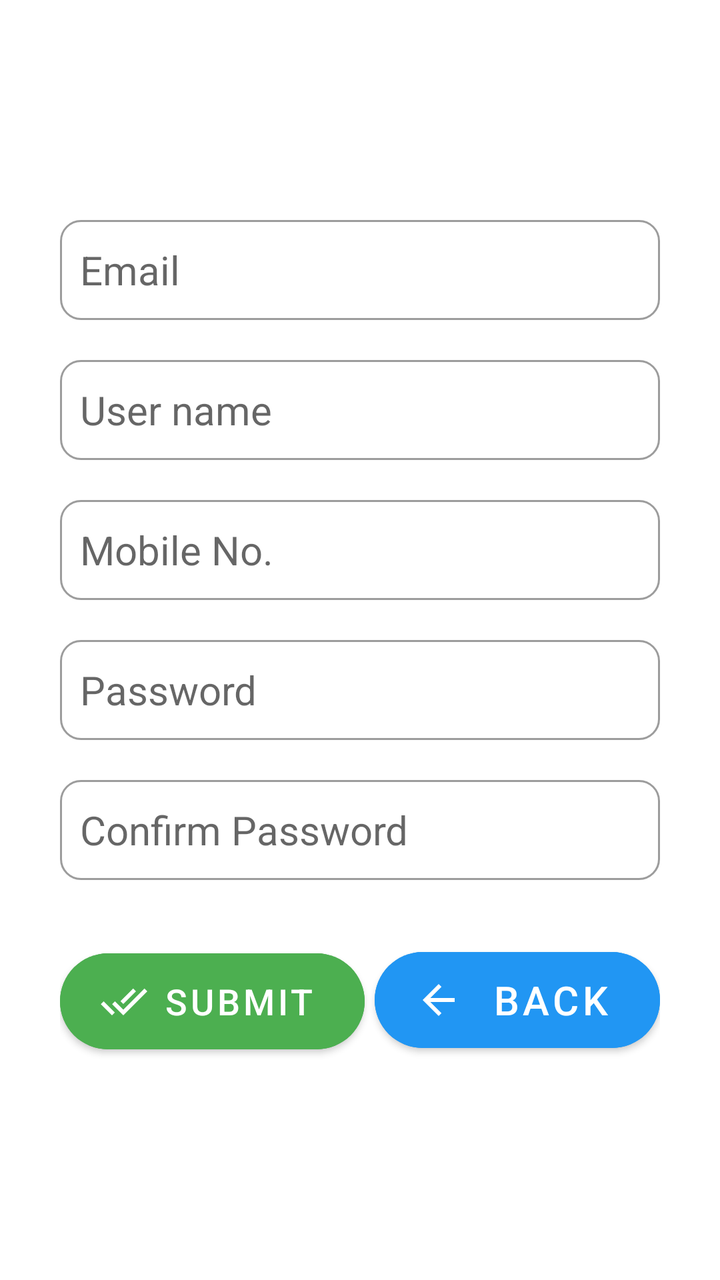
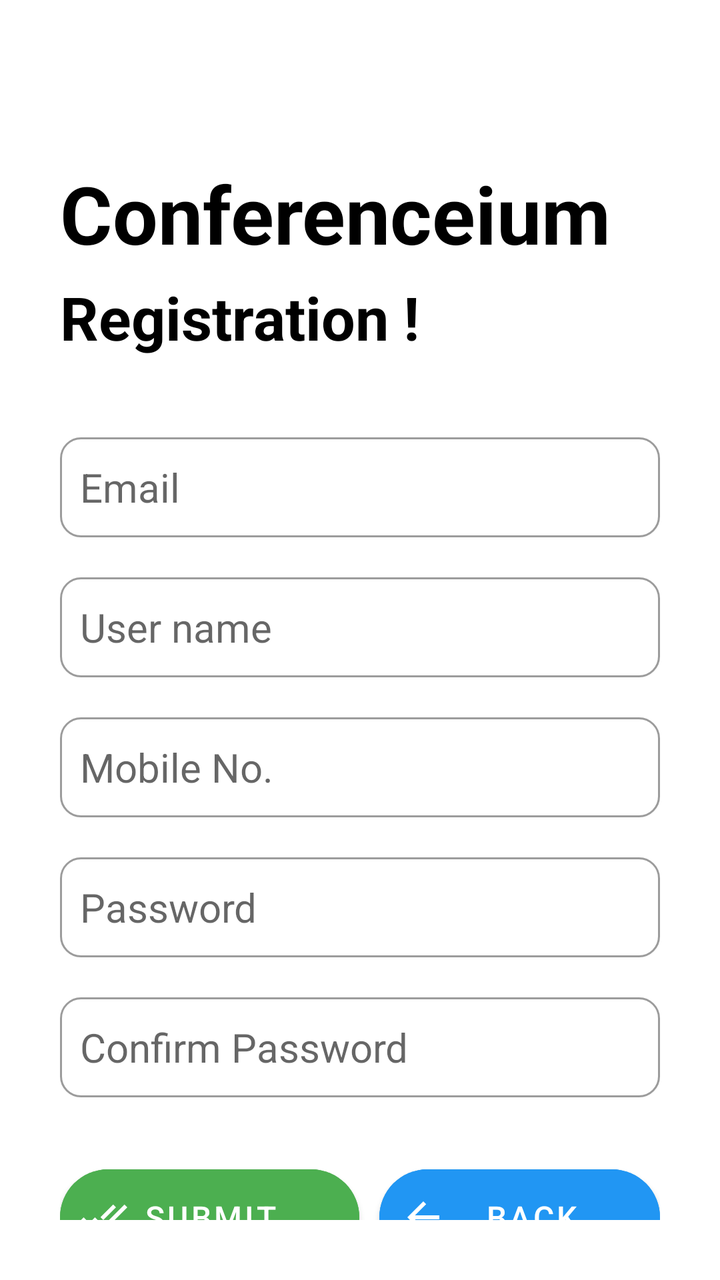

Compare the two renders of this Android layout. The source of the first and the diff that turns it into the second are given below.
<!-- AndroidManifest.xml: application theme Theme.Conferenceium -->
<!-- res/layout/activity_signup.xml -->
<?xml version="1.0" encoding="utf-8"?>
<LinearLayout
    xmlns:android="http://schemas.android.com/apk/res/android"
    xmlns:app="http://schemas.android.com/apk/res-auto"
    xmlns:tools="http://schemas.android.com/tools"
    android:layout_width="match_parent"
    android:layout_height="match_parent"
    android:padding="30dp"
    android:orientation="vertical"
    android:layout_alignParentStart="true"
    android:layout_alignParentLeft="false"
    tools:context=".SignupActivity">

    <com.google.android.material.textfield.TextInputEditText
        android:id="@+id/signup_email_edt"
        android:layout_width="match_parent"
        android:layout_height="50dp"
        android:hint="Email"
        android:layout_marginTop="80dp"
        android:textSize="20sp"
        android:inputType="textEmailAddress"
        android:background="@drawable/text_box_style"

        />
    <com.google.android.material.textfield.TextInputEditText
        android:layout_width="match_parent"
        android:layout_height="50dp"
        android:id="@+id/signup_userName"
        android:hint="User name"
        android:layout_marginTop="20dp"
        android:textSize="20sp"
        android:inputType="textPersonName"
        android:maxLines="1"
        android:background="@drawable/text_box_style"
        />
    <com.google.android.material.textfield.TextInputEditText
        android:layout_width="match_parent"
        android:layout_height="50dp"
        android:id="@+id/signup_mobileno"
        android:hint="Mobile No."
        android:layout_marginTop="20dp"
        android:textSize="20sp"
        android:inputType="phone"
        android:maxLines="1"
        android:background="@drawable/text_box_style"
        />
    <com.google.android.material.textfield.TextInputEditText
        android:layout_width="match_parent"
        android:layout_height="50dp"
        android:id="@+id/signup_password_edt"
        android:hint="Password"
        android:layout_marginTop="20dp"
        android:textSize="20sp"
        android:inputType="textPassword"
        app:endIconMode="password_toggle"
        android:maxLines="1"
        app:passwordToggleEnabled="true"
        android:background="@drawable/text_box_style"
        />
    <com.google.android.material.textfield.TextInputEditText
        android:layout_width="match_parent"
        android:layout_height="50dp"
        android:id="@+id/signup_confirm_password_edt"
        android:hint="Confirm Password"
        android:layout_marginTop="20dp"
        android:textSize="20sp"
        android:inputType="textPassword"
        app:endIconMode="password_toggle"
        android:maxLines="1"
        app:passwordToggleEnabled="true"
        android:background="@drawable/text_box_style"
        />
    <LinearLayout
        android:layout_width="match_parent"
        android:layout_height="wrap_content"
        android:layout_gravity="center"
        android:gravity="center"
        android:layout_alignParentStart="true"
        android:layout_alignParentLeft="false"
        android:orientation="horizontal">


    </LinearLayout>
    <LinearLayout
        android:layout_width="match_parent"
        android:layout_height="wrap_content"
        android:layout_gravity="center"
        android:layout_alignParentStart="true"
        android:layout_alignParentLeft="false"
        android:orientation="horizontal">
        <com.google.android.material.button.MaterialButton
            android:id="@+id/signup_submit_btn"
            android:layout_width="wrap_content"
            android:layout_height="60dp"
            android:layout_marginTop="30dp"
            android:layout_marginBottom="20dp"
            android:backgroundTint="#4CAF50"
            android:layout_weight="1"
            android:gravity="start|center"
            android:paddingLeft="20dp"
            android:text="Submit"
            android:textSize="18sp"
            android:textColor="#fff"
            app:cornerRadius="50dp"
            app:icon="@drawable/ic_baseline_done_all_24" />

        <com.google.android.material.button.MaterialButton
            android:id="@+id/signup_back"
            android:layout_width="wrap_content"
            android:layout_height="60dp"
            android:layout_marginLeft="5dp"
            android:layout_marginTop="30dp"
            android:layout_weight="1"
            android:backgroundTint="#2196F3"
            android:gravity="start|center"
            android:paddingLeft="20dp"
            android:text=" Back"
            android:textColor="#fff"
            android:textSize="20dp"
            app:cornerRadius="50dp"
            app:icon="@drawable/ic_baseline_arrow_back_24" />
    </LinearLayout>
</LinearLayout>
<!-- resources referenced by this layout -->
<resources>
  <!-- drawable ic_baseline_arrow_back_24 (drawable) -->
  <vector android:height="24dp" android:tint="#FFFFFF"
      android:viewportHeight="24" android:viewportWidth="24"
      android:width="24dp" xmlns:android="http://schemas.android.com/apk/res/android">
      <path android:fillColor="@android:color/white" android:pathData="M20,11H7.83l5.59,-5.59L12,4l-8,8 8,8 1.41,-1.41L7.83,13H20v-2z"/>
  </vector>
  <!-- drawable ic_baseline_done_all_24 (drawable) -->
  <vector android:height="24dp" android:tint="#FFFFFF"
      android:viewportHeight="24" android:viewportWidth="24"
      android:width="24dp" xmlns:android="http://schemas.android.com/apk/res/android">
      <path android:fillColor="@android:color/white" android:pathData="M18,7l-1.41,-1.41 -6.34,6.34 1.41,1.41L18,7zM22.24,5.59L11.66,16.17 7.48,12l-1.41,1.41L11.66,19l12,-12 -1.42,-1.41zM0.41,13.41L6,19l1.41,-1.41L1.83,12 0.41,13.41z"/>
  </vector>
  <!-- drawable text_box_style (drawable) -->
  <?xml version="1.0" encoding="utf-8"?>
  <shape xmlns:android="http://schemas.android.com/apk/res/android">
      <stroke
          android:width="1dp"
          android:color="#9c9c9c" />
      <padding
          android:bottom="10dp"
          android:left="10dp"
          android:right="10dp"
          android:top="10dp" />
      <corners
          android:radius="10dp"
          />
  
  
  </shape>
  <style name="Theme.Conferenceium" parent="Theme.MaterialComponents.DayNight.DarkActionBar">
          <item name="android:buttonStyle">@drawable/login_btn_style</item>
          <item name="android:buttonStyle" tools:ignore="DuplicateDefinition">@drawable/signup_btn_style</item>
          
          <item name="colorPrimary">@color/purple_500</item>
          <item name="colorPrimaryVariant">@color/purple_700</item>
          <item name="colorOnPrimary">@color/white</item>
          
          <item name="colorSecondary">@color/teal_200</item>
          <item name="colorSecondaryVariant">@color/teal_700</item>
          <item name="colorOnSecondary">@color/black</item>
          
          <item name="android:statusBarColor" tools:targetApi="l">?attr/colorPrimaryVariant</item>
          
      </style>
  <!-- drawable login_btn_style (drawable) -->
  <?xml version="1.0" encoding="utf-8"?>
  <shape xmlns:android="http://schemas.android.com/apk/res/android">
  <solid android:color="#4CAF50"/>
      <corners
          android:radius="30dp"/>
  
  </shape>
  <!-- drawable signup_btn_style (drawable) -->
  <?xml version="1.0" encoding="utf-8"?>
  <shape xmlns:android="http://schemas.android.com/apk/res/android">
      <solid android:color="#03A9F4"/>
      <corners
          android:radius="30dp"/>
  
  </shape>
  <color name="purple_500">#FF6200EE</color>
  <color name="purple_700">#FF3700B3</color>
  <color name="white">#FFFFFFFF</color>
  <color name="teal_200">#FF03DAC5</color>
  <color name="teal_700">#FF018786</color>
  <color name="black">#FF000000</color>
</resources>

<!-- the commit's change to res/layout/activity_signup.xml (unified diff, before → after) -->
@@ -10,13 +10,30 @@
     android:layout_alignParentStart="true"
     android:layout_alignParentLeft="false"
     tools:context=".SignupActivity">
-
+    <com.google.android.material.textview.MaterialTextView
+        android:layout_width="wrap_content"
+        android:layout_height="wrap_content"
+        android:text="Conferenceium"
+        android:textSize="40dp"
+        android:textColor="#000000"
+        android:textStyle="bold"
+        android:layout_marginTop="50dp"
+        />
+    <com.google.android.material.textview.MaterialTextView
+        android:layout_width="wrap_content"
+        android:layout_height="wrap_content"
+        android:text="Registration !"
+        android:textSize="30dp"
+        android:textColor="#000000"
+        android:textStyle="bold"
+        android:layout_marginTop="5dp"
+        />
     <com.google.android.material.textfield.TextInputEditText
         android:id="@+id/signup_email_edt"
         android:layout_width="match_parent"
         android:layout_height="50dp"
         android:hint="Email"
-        android:layout_marginTop="80dp"
+        android:layout_marginTop="40dp"
         android:textSize="20sp"
         android:inputType="textEmailAddress"
         android:background="@drawable/text_box_style"
@@ -97,9 +114,10 @@
             android:backgroundTint="#4CAF50"
             android:layout_weight="1"
             android:gravity="start|center"
-            android:paddingLeft="20dp"
+            android:layout_marginRight="5dp"
+            android:paddingLeft="10dp"
             android:text="Submit"
-            android:textSize="18sp"
+            android:textSize="16sp"
             android:textColor="#fff"
             app:cornerRadius="50dp"
             app:icon="@drawable/ic_baseline_done_all_24" />
@@ -113,10 +131,10 @@
             android:layout_weight="1"
             android:backgroundTint="#2196F3"
             android:gravity="start|center"
-            android:paddingLeft="20dp"
-            android:text=" Back"
+            android:paddingLeft="10dp"
+            android:text="  Back"
             android:textColor="#fff"
-            android:textSize="20dp"
+            android:textSize="16sp"
             app:cornerRadius="50dp"
             app:icon="@drawable/ic_baseline_arrow_back_24" />
     </LinearLayout>
